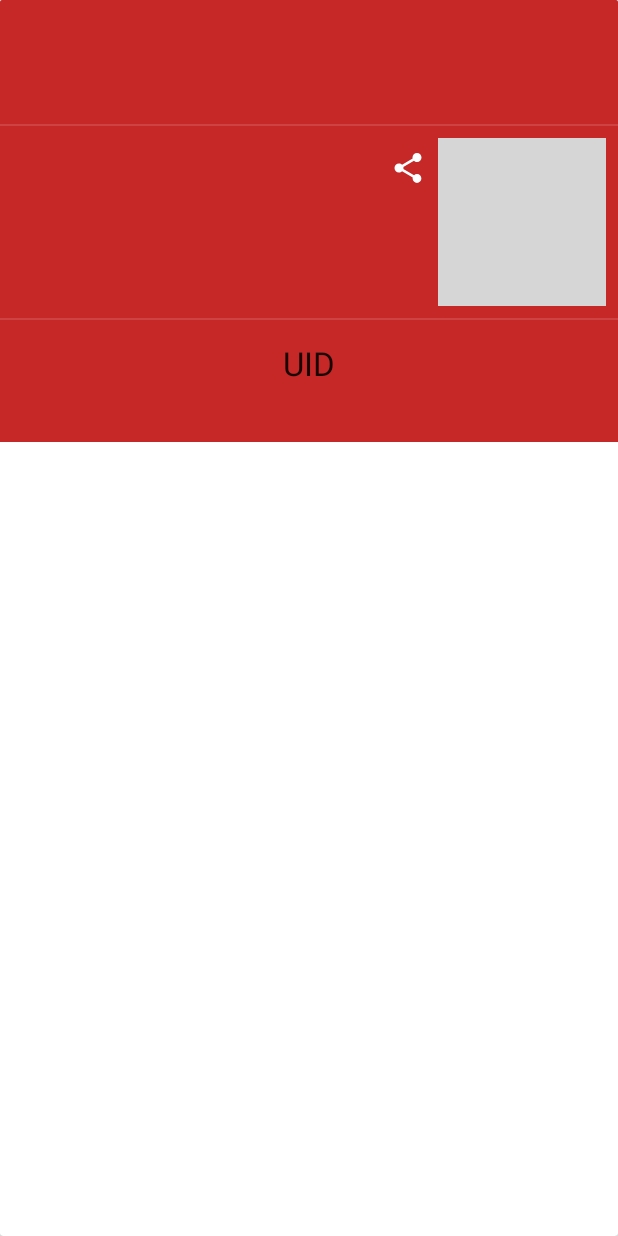
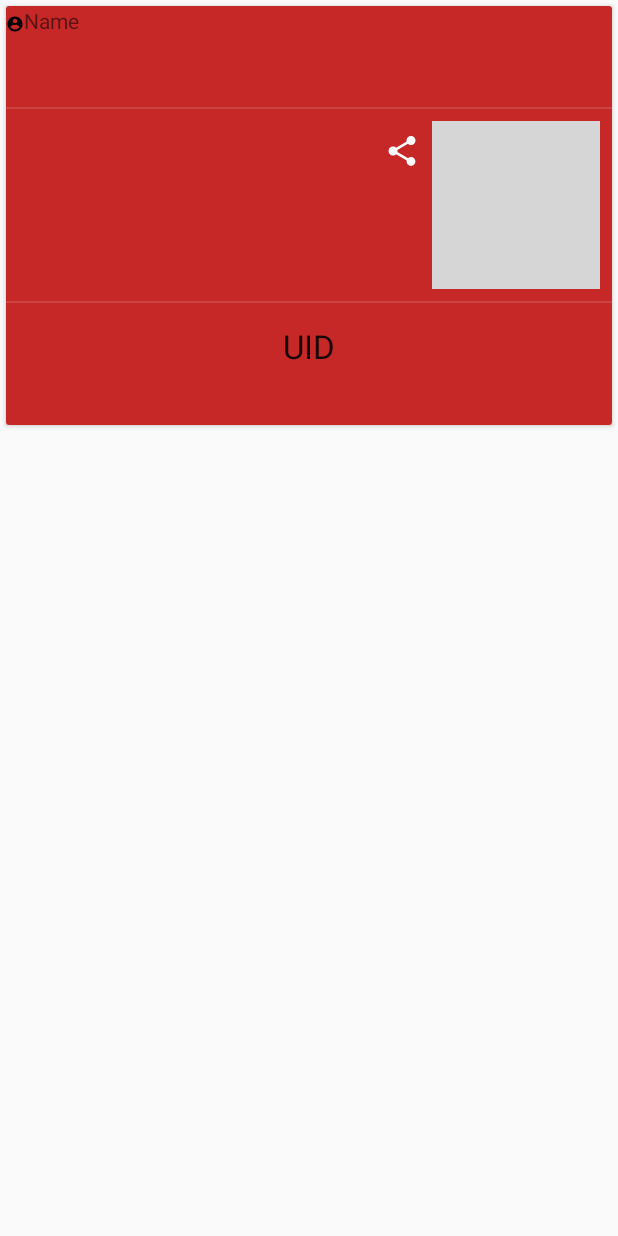
Before and after one commit to concaveNP/Capstone-Project, an Android app: the layout item_following.xml on its own in the app's theme, with its tools: preview values and no code run, on a phone screen of 412 x 824 dp. Run offline under Robolectric (Android 15) with nearby library versions, the phone set to English and light mode, and no system bars; grey boxes are pictures that could not be loaded.

Commit message:
Adding more items to DB and filling out following item.

```diff
--- a/ArtistryMuse/app/src/main/java/com/concavenp/artistrymuse/fragments/FollowingFragment.java
+++ b/ArtistryMuse/app/src/main/java/com/concavenp/artistrymuse/fragments/FollowingFragment.java
@@ -177,8 +177,11 @@ public class FollowingFragment extends Fragment {
 
         String myUserId = getUid();
 
+        // TODO: this will need to be figured out some other way and probably/maybe saved to local properties
+        // must use the authUid (this is the getUid() call) to get the uid to be the DB primary key index to use as the myUserId value in the query - yuck, i'm doing this wrong
+
         // TODO: should not be hard coded
-        myUserId = "1";
+        myUserId = "0";
         Query myTopPostsQuery = databaseReference.child("users").child(myUserId).child("following");
 
         return myTopPostsQuery;
--- a/ArtistryMuse/app/src/main/java/com/concavenp/artistrymuse/fragments/viewholder/FollowingViewHolder.java
+++ b/ArtistryMuse/app/src/main/java/com/concavenp/artistrymuse/fragments/viewholder/FollowingViewHolder.java
@@ -26,6 +26,7 @@ public class FollowingViewHolder extends RecyclerView.ViewHolder {
         uidTextView = (TextView) itemView.findViewById(R.id.uid);
         lastUpdateEditText = (EditText) itemView.findViewById(R.id.last_update);
 
+
     }
 
     public void bindToPost(Following following, View.OnClickListener clickListener) {
--- /dev/null
+++ b/ArtistryMuse/app/src/main/res/drawable/ic_account_circle_black_24dp.xml
@@ -0,0 +1,9 @@
+<vector xmlns:android="http://schemas.android.com/apk/res/android"
+        android:width="24dp"
+        android:height="24dp"
+        android:viewportWidth="24.0"
+        android:viewportHeight="24.0">
+    <path
+        android:fillColor="#FF000000"
+        android:pathData="M12,2C6.48,2 2,6.48 2,12s4.48,10 10,10 10,-4.48 10,-10S17.52,2 12,2zM12,5c1.66,0 3,1.34 3,3s-1.34,3 -3,3 -3,-1.34 -3,-3 1.34,-3 3,-3zM12,19.2c-2.5,0 -4.71,-1.28 -6,-3.22 0.03,-1.99 4,-3.08 6,-3.08 1.99,0 5.97,1.09 6,3.08 -1.29,1.94 -3.5,3.22 -6,3.22z"/>
+</vector>
--- a/ArtistryMuse/app/src/main/res/layout/item_following.xml
+++ b/ArtistryMuse/app/src/main/res/layout/item_following.xml
@@ -1,7 +1,16 @@
 <?xml version="1.0" encoding="utf-8"?>
 <android.support.v7.widget.CardView
     xmlns:android="http://schemas.android.com/apk/res/android"
-    android:layout_width="match_parent" android:layout_height="match_parent">
+    xmlns:app="http://schemas.android.com/apk/res-auto"
+    android:layout_width="match_parent"
+    android:layout_height="wrap_content"
+    android:layout_marginBottom="4dp"
+    android:layout_marginLeft="4dp"
+    android:layout_marginRight="4dp"
+    android:layout_marginTop="4dp"
+    android:clickable="true"
+    android:focusable="true"
+    android:foreground="?selectableItemBackground">
 
     <LinearLayout
         android:layout_width="match_parent"
@@ -16,8 +25,30 @@
             android:layout_width="match_parent"
             android:layout_height="match_parent"/>
 
+        <LinearLayout
+            android:orientation="horizontal"
+            android:layout_width="match_parent"
+            android:layout_height="match_parent"
+            android:gravity="left">
+
+            <ImageView
+                android:layout_width="wrap_content"
+                android:layout_height="wrap_content"
+                app:srcCompat="@drawable/ic_account_circle_black_24dp"
+                android:id="@+id/profile_image"
+                android:layout_weight="1" />
+
+            <TextView
+                android:text="Name"
+                android:layout_width="match_parent"
+                android:layout_height="wrap_content"
+                android:id="@+id/name"
+                android:layout_weight="1" />
+
+        </LinearLayout>
+
         <TextView
-            android:id="@+id/article_title"
+            android:id="@+id/user_description"
             android:layout_width="match_parent"
             android:layout_height="wrap_content"
             style="@style/AppTheme.Card.Title"
@@ -27,19 +58,6 @@
             android:paddingLeft="@dimen/myapp_text_edge_padding_material"
             android:paddingRight="@dimen/myapp_text_edge_padding_material"
             android:paddingTop="@dimen/myapp_text_edge_padding_material"/>
-
-        <TextView
-            android:id="@+id/article_subtitle"
-            android:layout_width="match_parent"
-            android:layout_height="wrap_content"
-            style="@style/AppTheme.Card.Byline"
-            android:ellipsize="end"
-            android:maxLines="1"
-            android:paddingBottom="@dimen/myapp_text_edge_padding_material"
-            android:paddingTop="@dimen/myapp_text_common_padding_material"
-            android:paddingLeft="@dimen/myapp_text_edge_padding_material"
-            android:paddingRight="@dimen/myapp_text_edge_padding_material"
-            android:singleLine="true"/>
 
         <View
             android:layout_width="fill_parent"
```
Also changed, not shown: 1 other file.
